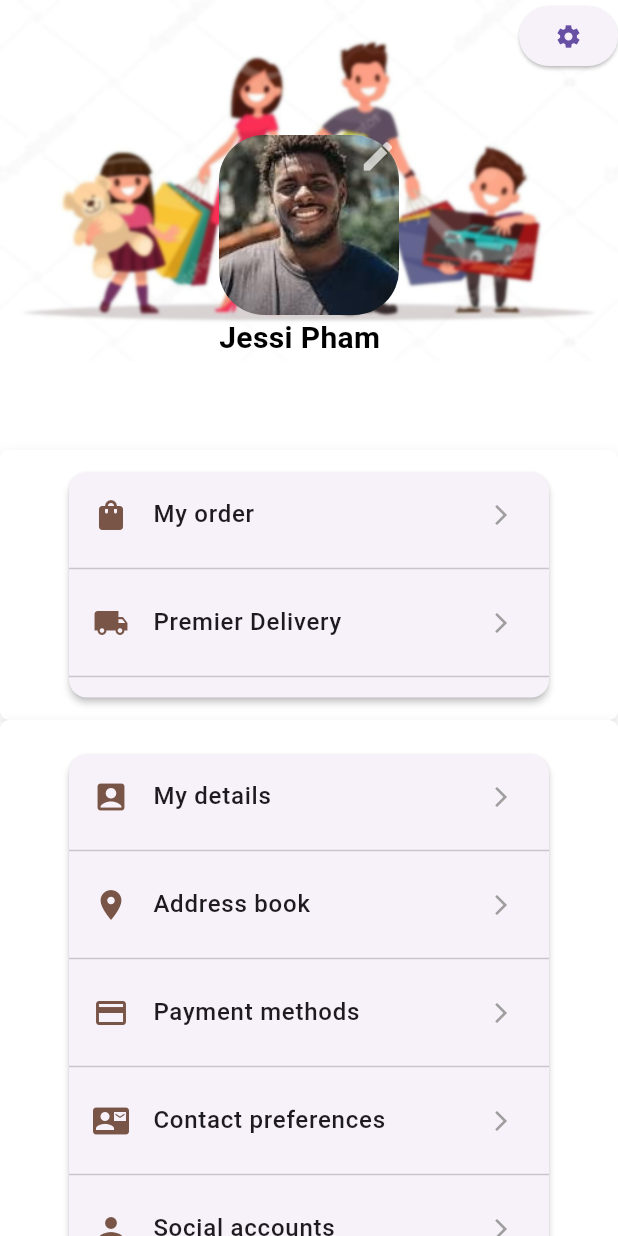
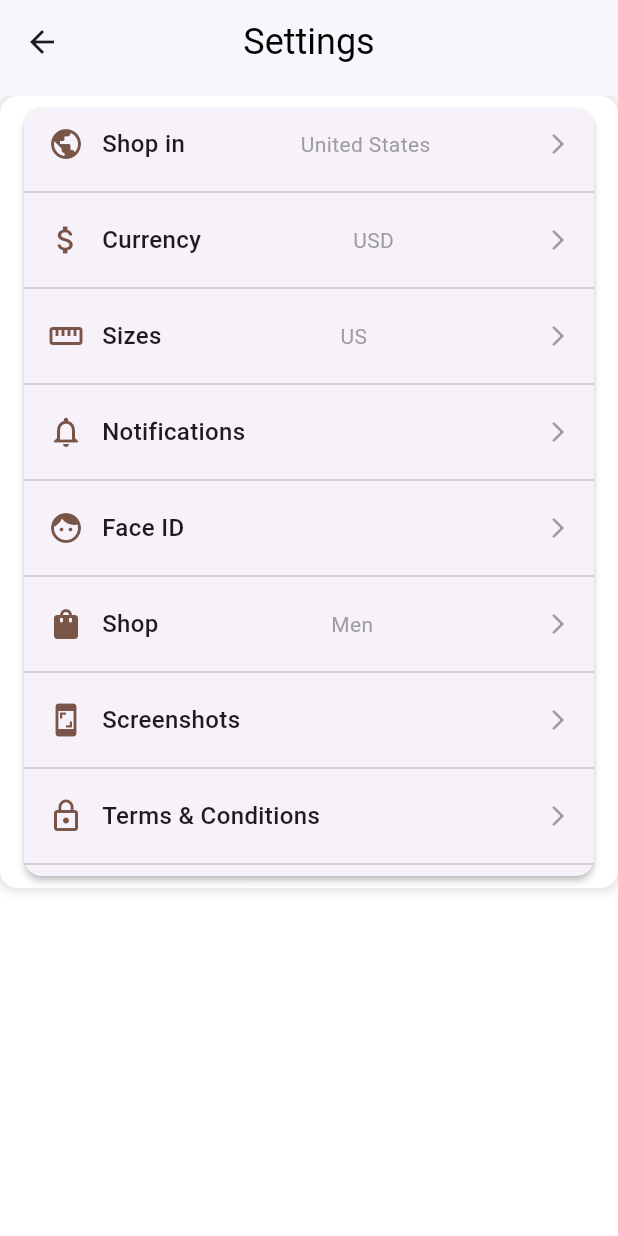
Before and after one commit to uthfol-sust/Market_App, a Flutter app: the profilePage screen opened by its route, after a tap on the "settings" icon, on a phone screen of 412 x 824 dp. Run offline on Flutter 3.47's test engine with Material 3 defaults, Android fonts, the phone set to English and light mode, and no system bars; our stand-ins replace flutter_svg.

Commit message:
add appsetting

```diff
--- a/lib/componants/AppCardItem.dart
+++ b/lib/componants/AppCardItem.dart
@@ -4,25 +4,55 @@ class AppCardItem extends StatelessWidget {
   final IconData icon;
   final String title;
   final VoidCallback onTap;
+  final String? subtitle;
 
-  const AppCardItem({super.key, required this.icon, required this.title, required this.onTap});
+  const AppCardItem({super.key, required this.icon, required this.title, required this.onTap, this.subtitle});
 
   @override
   Widget build(BuildContext context) {
-    return ListTile(
-      leading: Icon(
+    return Column(
+      children: [
+        InkWell(
+          onTap: onTap,
+          child: Padding(
+            padding: EdgeInsets.symmetric(vertical: 12.0, horizontal: 16.0),
+            child: Row(
+              crossAxisAlignment: CrossAxisAlignment.center,
+              mainAxisAlignment: MainAxisAlignment.spaceBetween,
+              children: [
+                Row(
+                  children: [
+                    Icon(
                       icon,
                       color: Colors.brown,
                     ),
-      title: Text(
+                    const SizedBox(width: 12), // Spacing between icon and title
+                    Text(
                       title,
                       style: const TextStyle(
                         fontSize: 16,
                         fontWeight: FontWeight.w500,
                       ),
                     ),
-      trailing: const Icon(Icons.arrow_forward_ios, size: 16, color: Colors.grey),
-      onTap: onTap,
+                  ],
+                ),
+                if (subtitle != null && subtitle!.isNotEmpty)
+                  Positioned(
+                    right: 15,
+                    child: Text(
+                      subtitle!,
+                      style: const TextStyle(
+                        color: Colors.grey,
+                        fontSize: 14,
+                      ),
+                    ),
+                  ),
+                const Icon(Icons.arrow_forward_ios, size: 16, color: Colors.grey),
+              ],
+            ),
+          ),
+        ),
+      ],
     );
   }
 }
--- a/lib/config/AppRoutes.dart
+++ b/lib/config/AppRoutes.dart
@@ -1,3 +1,4 @@
+import 'package:homemarket/page/AppSetting.dart';
 import 'package:homemarket/page/mainPage.dart';
 import 'package:homemarket/page/profilePage.dart';
 
@@ -11,10 +12,12 @@ class AppRoutes{
     signup: (context) => signUp(),
     mainpage: (context) => mainPage(),
     profilepage: (context) => profilePage(),
+    settings: (context) => AppSetting(),
   };
 
   static const homepage = '/home';
   static const signup = '/sign';
   static const mainpage = '/mainPage';
   static const profilepage = '/profile';
+  static const settings = '/setting';
 }
--- /dev/null
+++ b/lib/page/AppSetting.dart
@@ -0,0 +1,86 @@
+import 'package:flutter/material.dart';
+import 'package:homemarket/componants/AppCardItem.dart';
+import 'package:homemarket/componants/appBar.dart';
+
+class AppSetting extends StatelessWidget {
+  const AppSetting({super.key});
+
+  @override
+  Widget build(BuildContext context) {
+    return Scaffold(
+      appBar: appBar(title: "Settings"),
+      body: SingleChildScrollView(
+        child: Container(
+          decoration: BoxDecoration(
+            color: Colors.white,
+            borderRadius: BorderRadius.circular(12),
+            boxShadow: [
+              BoxShadow(
+                color: Colors.black12,
+                spreadRadius: 2,
+                blurRadius: 5,
+              ),
+            ],
+          ),
+          child: Card(
+            margin: const EdgeInsets.symmetric(horizontal: 16, vertical: 8),
+            elevation: 2,
+            child: Column(
+              children: [
+                AppCardItem(
+                  icon:  Icons.public,
+                  title: "Shop in",
+                  onTap: (){
+
+                  },
+                  subtitle: "United States",
+                ),
+                Divider(),
+                AppCardItem(
+                  icon:  Icons.attach_money,
+                  title: "Currency",
+                  onTap: (){
+
+                  },
+                  subtitle: "USD",
+                ),
+                Divider(),
+                AppCardItem(
+                    icon: Icons.straighten,
+                    title: "Sizes",
+                    onTap: (){
+
+                    },
+                    subtitle: "US",
+                ),
+                Divider(),
+                AppCardItem(
+                    icon: Icons.notifications_none,
+                    title: "Notifications",
+                    onTap: (){
+
+                },),
+                Divider(),
+                AppCardItem(icon: Icons.face, title: "Face ID", onTap: (){ },),
+                Divider(),
+                AppCardItem(
+                    icon:  Icons.shopping_bag,
+                    title: "Shop",
+                    onTap: (){
+
+                    },
+                    subtitle: "Men",
+                ),
+                Divider(),
+                AppCardItem(icon: Icons.screenshot, title: "Screenshots", onTap: (){ },),
+                Divider(),
+                AppCardItem(icon: Icons.lock_outline, title: "Terms & Conditions", onTap: (){ }),
+                Divider(),
+              ],
+            ),
+          ),
+        ),
+      ),
+    );
+  }
+}
--- a/lib/page/mainPage.dart
+++ b/lib/page/mainPage.dart
@@ -93,7 +93,7 @@ class MyBottomNavigationBar extends StatelessWidget {
         borderRadius: BorderRadius.all(Radius.circular(6)), // Rounded corners
         boxShadow: [
           BoxShadow(
-            color: Colors.grey.withOpacity(0.5), // Shadow color with transparency
+            color: Colors.grey.withOpacity(0.7), // Shadow color with transparency
             blurRadius: 8, // Blur radius for shadow
             offset: Offset(0, 4), // Position of the shadow
           ),
--- a/lib/page/profilePage.dart
+++ b/lib/page/profilePage.dart
@@ -1,4 +1,5 @@
 import 'package:flutter/material.dart';
+import 'package:homemarket/config/AppRoutes.dart';
 import 'dart:ui';
 
 import '../componants/AppCardItem.dart'; // For BackdropFilter
@@ -37,7 +38,7 @@ class profilePage extends StatelessWidget {
                   Positioned(
                       right: 0,
                       child: ElevatedButton(onPressed: (){
-                        print("click on setting");
+                        Navigator.of(context).pushNamed(AppRoutes.settings);
                       },
                         child: Icon(Icons.settings_sharp),)
                   ),
```
Lines whose indentation alone changed are shown as unchanged.
